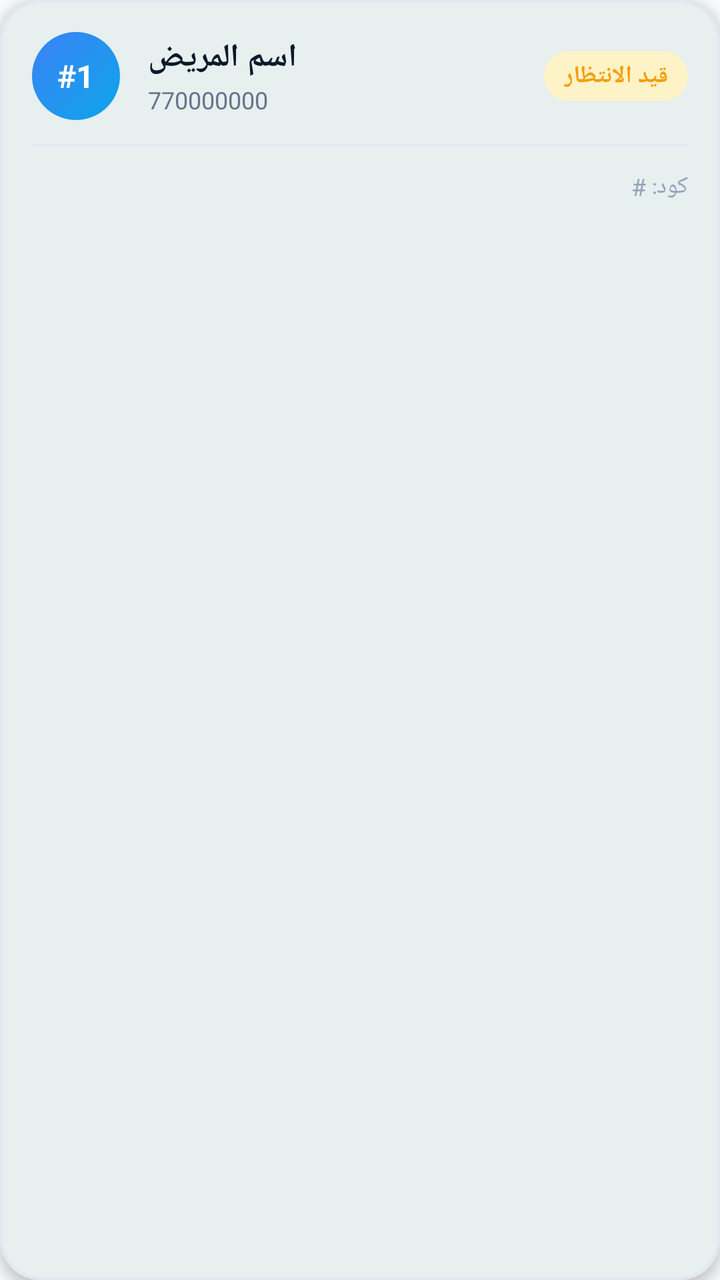
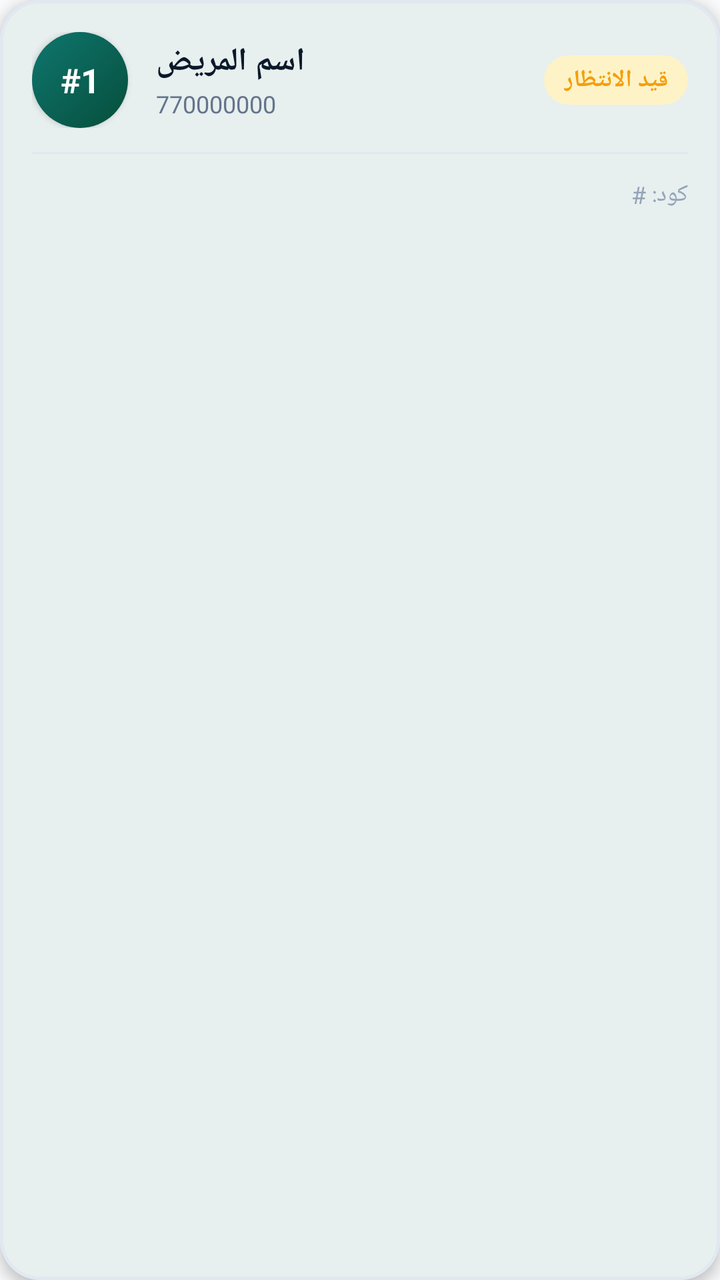

Before-and-after screenshots of an Android layout around one commit, followed by the original layout XML and the change that was made.
<!-- AndroidManifest.xml: application theme Theme.MedicalClinicStaff -->
<!-- res/layout/item_queue_patient.xml -->
<?xml version="1.0" encoding="utf-8"?>
<com.google.android.material.card.MaterialCardView
    xmlns:android="http://schemas.android.com/apk/res/android"
    xmlns:app="http://schemas.android.com/apk/res-auto"
    android:layout_width="match_parent"
    android:layout_height="wrap_content"
    app:cardCornerRadius="20dp"
    app:cardElevation="4dp"
    app:strokeWidth="1.5dp"
    app:strokeColor="@color/divider"
    app:cardBackgroundColor="@color/surface_dark_elevated"
    android:layout_marginHorizontal="16dp"
    android:layout_marginVertical="8dp">

    <LinearLayout
        android:layout_width="match_parent"
        android:layout_height="wrap_content"
        android:orientation="vertical"
        android:padding="16dp">

        
        <LinearLayout
            android:layout_width="match_parent"
            android:layout_height="wrap_content"
            android:orientation="horizontal"
            android:gravity="center_vertical">

            
            <TextView
                android:id="@+id/tvQueueNumber"
                android:layout_width="44dp"
                android:layout_height="44dp"
                android:background="@drawable/bg_circle_primary"
                android:textColor="@color/white"
                android:textSize="16sp"
                android:textStyle="bold"
                android:gravity="center"
                android:text="#1" />

            <LinearLayout
                android:layout_width="0dp"
                android:layout_height="wrap_content"
                android:layout_weight="1"
                android:orientation="vertical"
                android:layout_marginStart="14dp">

                <LinearLayout
                    android:layout_width="wrap_content"
                    android:layout_height="wrap_content"
                    android:orientation="horizontal"
                    android:gravity="center_vertical">

                    <TextView
                        android:id="@+id/tvPatientName"
                        android:layout_width="wrap_content"
                        android:layout_height="wrap_content"
                        android:text="اسم المريض"
                        android:textColor="@color/on_surface_dark"
                        android:textSize="16sp"
                        android:textStyle="bold" />

                    <TextView
                        android:id="@+id/tvStaffGoldenBadge"
                        android:layout_width="wrap_content"
                        android:layout_height="wrap_content"
                        android:text="👑 ذهبي"
                        android:textColor="@color/banner_warning_text"
                        android:background="@color/banner_warning_bg"
                        android:paddingStart="6dp"
                        android:paddingEnd="6dp"
                        android:paddingTop="2dp"
                        android:paddingBottom="2dp"
                        android:textSize="11sp"
                        android:textStyle="bold"
                        android:layout_marginStart="6dp"
                        android:visibility="gone" />
                </LinearLayout>

                <TextView
                    android:id="@+id/tvPatientPhone"
                    android:layout_width="wrap_content"
                    android:layout_height="wrap_content"
                    android:text="770000000"
                    android:textColor="@color/on_surface_dark_tertiary"
                    android:textSize="12sp"
                    android:layout_marginTop="2dp" />
            </LinearLayout>

            
            <TextView
                android:id="@+id/tvQueueStatus"
                android:layout_width="wrap_content"
                android:layout_height="wrap_content"
                android:paddingHorizontal="10dp"
                android:paddingVertical="4dp"
                android:background="@drawable/bg_status_pending"
                android:textColor="@color/status_waiting"
                android:textSize="12sp"
                android:textStyle="bold"
                android:text="قيد الانتظار" />
        </LinearLayout>

        
        <View
            android:layout_width="match_parent"
            android:layout_height="1dp"
            android:background="@color/divider"
            android:layout_marginVertical="12dp" />

        
        <LinearLayout
            android:layout_width="match_parent"
            android:layout_height="wrap_content"
            android:orientation="horizontal"
            android:gravity="center_vertical">

            <TextView
                android:id="@+id/tvBookingCode"
                android:layout_width="0dp"
                android:layout_height="wrap_content"
                android:layout_weight="1"
                android:text="كود: #"
                android:textColor="@color/on_surface_dark_disabled"
                android:textSize="12sp" />

            
            <com.google.android.material.button.MaterialButton
                android:id="@+id/btnWritePrescription"
                style="@style/Widget.MedicalClinicStaff.OutlinedButton"
                android:layout_width="wrap_content"
                android:layout_height="40dp"
                android:textSize="12sp"
                android:text="كتابة روشتة 📄"
                android:layout_marginEnd="6dp"
                android:visibility="gone" />

            
            <com.google.android.material.button.MaterialButton
                android:id="@+id/btnStartConsultation"
                style="@style/Widget.MedicalClinicStaff.PrimaryButton"
                android:layout_width="wrap_content"
                android:layout_height="40dp"
                android:textSize="13sp"
                android:text="@string/start_consultation"
                android:visibility="gone" />

            
            <com.google.android.material.button.MaterialButton
                android:id="@+id/btnFinishConsultation"
                style="@style/Widget.MedicalClinicStaff.PrimaryButton"
                android:layout_width="wrap_content"
                android:layout_height="40dp"
                android:textSize="13sp"
                android:text="@string/finish_consultation"
                android:visibility="gone" />

            
            <com.google.android.material.button.MaterialButton
                android:id="@+id/btnCancelVisit"
                style="@style/Widget.MedicalClinicStaff.OutlinedButton"
                android:layout_width="wrap_content"
                android:layout_height="40dp"
                android:textSize="13sp"
                android:text="@string/mark_absent"
                android:layout_marginStart="8dp"
                android:visibility="gone" />
        </LinearLayout>

    </LinearLayout>
</com.google.android.material.card.MaterialCardView>
<!-- resources referenced by this layout -->
<resources>
  <color name="banner_warning_bg">#FEF3C7</color>
  <color name="banner_warning_text">#92400E</color>
  <color name="divider">#E2E8F0</color>
  <color name="on_surface_dark">#0A1929</color>
  <color name="on_surface_dark_disabled">#94A3B8</color>
  <color name="on_surface_dark_tertiary">#64748B</color>
  <color name="status_waiting">#F59E0B</color>
  <color name="surface_dark_elevated">#FFFFFF</color>
  <color name="white">#FFFFFF</color>
  <!-- drawable bg_circle_primary (drawable) -->
  <?xml version="1.0" encoding="utf-8"?>
  <shape xmlns:android="http://schemas.android.com/apk/res/android"
      android:shape="oval">
      <gradient
          android:type="linear"
          android:angle="135"
          android:startColor="#0EA5E9"
          android:endColor="#3B82F6" />
  </shape>
  <!-- drawable bg_status_pending (drawable) -->
  <?xml version="1.0" encoding="utf-8"?>
  <shape xmlns:android="http://schemas.android.com/apk/res/android"
      android:shape="rectangle">
      <solid android:color="#FEF3C7" />
      <corners android:radius="20dp" />
  </shape>
  <string name="finish_consultation">إنهاء الكشف</string>
  <string name="mark_absent">تسجيل عدم الحضور</string>
  <string name="start_consultation">بدء الكشف الطبي</string>
  <style name="Widget.MedicalClinicStaff.OutlinedButton" parent="Widget.Material3.Button.OutlinedButton">
          <item name="android:minHeight">56dp</item>
          <item name="cornerRadius">18dp</item>
          <item name="android:textSize">16sp</item>
          <item name="strokeColor">@color/divider</item>
          <item name="strokeWidth">1.5dp</item>
      </style>
  <style name="Widget.MedicalClinicStaff.PrimaryButton" parent="Widget.Material3.Button">
          <item name="android:minHeight">56dp</item>
          <item name="cornerRadius">18dp</item>
          <item name="android:textSize">16sp</item>
          <item name="android:textStyle">bold</item>
          <item name="backgroundTint">@color/brand_primary</item>
          <item name="android:elevation">6dp</item>
      </style>
  <color name="brand_primary">#0A5C5F</color>
  <color name="brand_primary_soft">#E6F4F1</color>
  <color name="brand_primary_dark">#084749</color>
  <color name="brand_accent">#14B8A6</color>
  <color name="brand_secondary_soft">#ECFDF5</color>
  <color name="brand_secondary_dark">#059669</color>
  <color name="brand_danger">#EF4444</color>
  <color name="surface_dark">#F8FAFC</color>
  <color name="surface_deep">#F1F5F9</color>
  <color name="on_surface_dark_secondary">#334155</color>
  <style name="Animation.MedicalClinic.Activity" parent="@android:style/Animation.Activity">
          <item name="android:activityOpenEnterAnimation">@anim/activity_enter</item>
          <item name="android:activityOpenExitAnimation">@anim/activity_exit</item>
          <item name="android:activityCloseEnterAnimation">@anim/activity_pop_enter</item>
          <item name="android:activityCloseExitAnimation">@anim/activity_pop_exit</item>
      </style>
  <!-- unchanged entries left out for length: 1 -->
</resources>

<!-- the commit's change to res/layout/item_queue_patient.xml (unified diff, before → after) -->
@@ -28,13 +28,14 @@
             
             <TextView
                 android:id="@+id/tvQueueNumber"
-                android:layout_width="44dp"
-                android:layout_height="44dp"
-                android:background="@drawable/bg_circle_primary"
+                android:layout_width="48dp"
+                android:layout_height="48dp"
+                android:background="@drawable/bg_circle_staff_teal"
                 android:textColor="@color/white"
-                android:textSize="16sp"
+                android:textSize="17sp"
                 android:textStyle="bold"
                 android:gravity="center"
+                android:elevation="2dp"
                 android:text="#1" />
 
             <LinearLayout
<!-- resource entries referenced after the edit -->
@@ -9,15 +9,15 @@
   <color name="status_waiting">#F59E0B</color>
   <color name="surface_dark_elevated">#FFFFFF</color>
   <color name="white">#FFFFFF</color>
-  <!-- drawable bg_circle_primary (drawable) -->
+  <!-- drawable bg_circle_staff_teal (drawable) -->
   <?xml version="1.0" encoding="utf-8"?>
   <shape xmlns:android="http://schemas.android.com/apk/res/android"
       android:shape="oval">
       <gradient
           android:type="linear"
           android:angle="135"
-          android:startColor="#0EA5E9"
-          android:endColor="#3B82F6" />
+          android:startColor="#064E3B"
+          android:endColor="#0F766E" />
   </shape>
   <!-- drawable bg_status_pending (drawable) -->
   <?xml version="1.0" encoding="utf-8"?>
